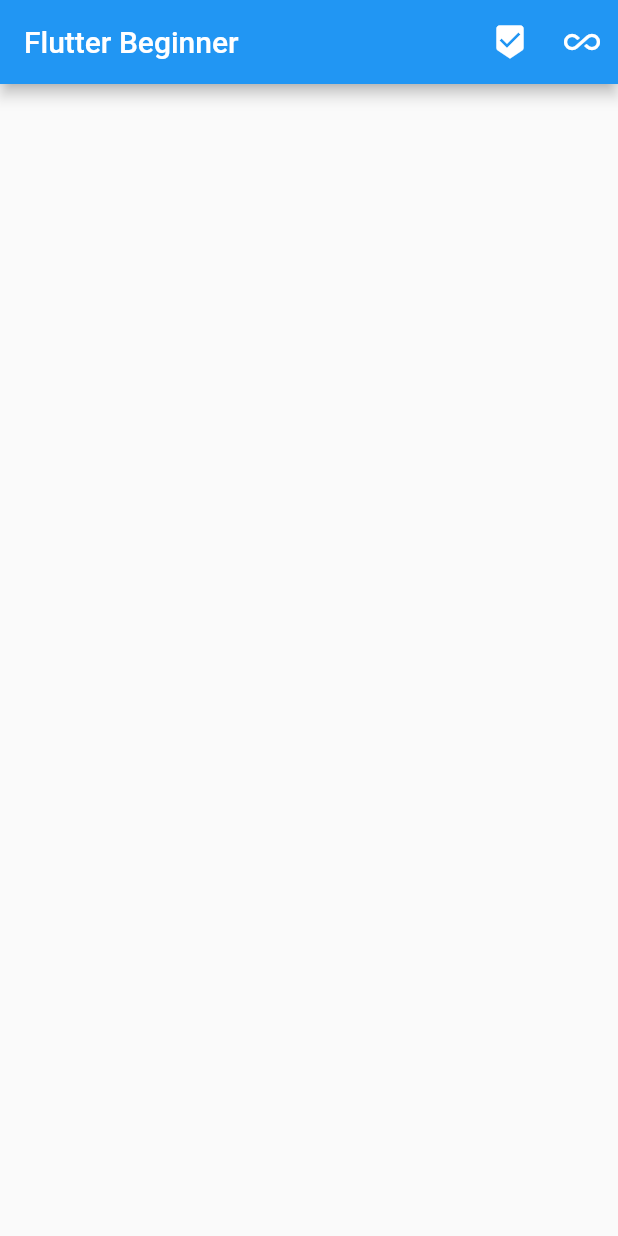
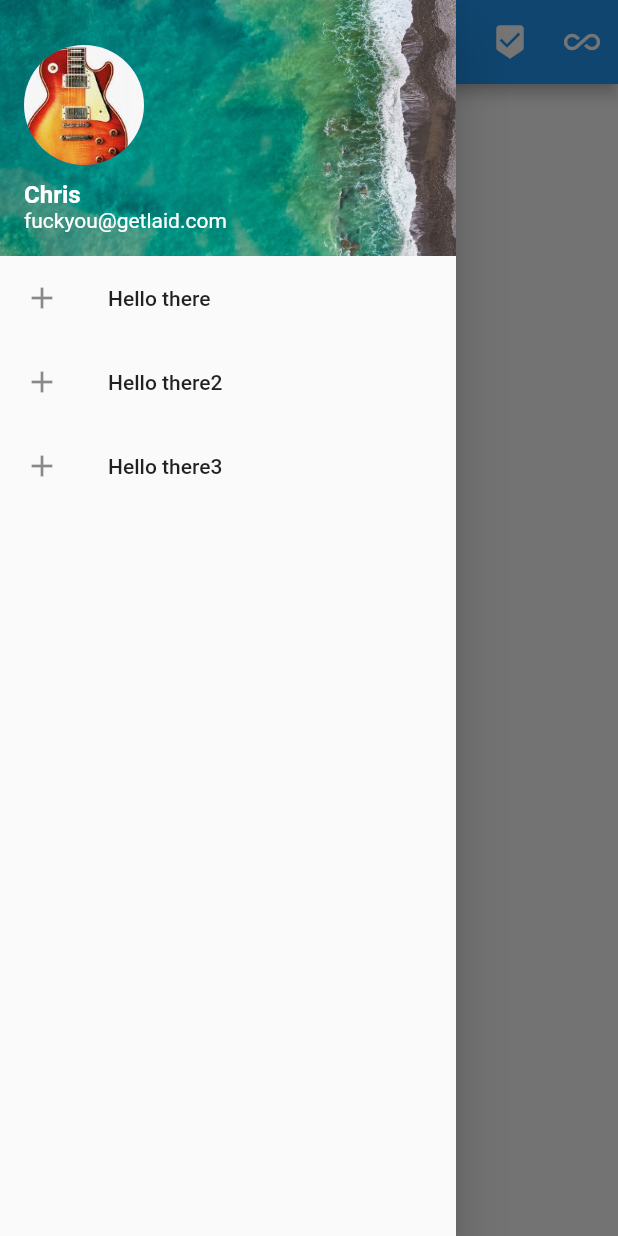
Before and after one commit to kongaman/flutter-beginnersCourse, a Flutter app: the screen it shows after launch, with the side drawer open (before the commit the screen has no drawer), on a phone screen of 412 x 824 dp. Run offline on Flutter 3.47's test engine with Material 2 defaults, Android fonts, the phone set to English and light mode, and no system bars.

```diff
--- a/lib/main.dart
+++ b/lib/main.dart
@@ -34,6 +34,65 @@ class _MyStatefulWidgetState extends State<MyStatefulWidget> {
           ),
         ],
       ),
+      drawer: Drawer(
+        child: Column(
+          children: <Widget>[
+            Stack(
+              children: <Widget>[
+                Image(
+                  image: AssetImage("images/bg.jpg")),
+                Padding(
+                  padding: EdgeInsets.only(top: 30.0, left: 16.0),
+                  child: CircleAvatar(
+                    radius: 40.0,
+                    backgroundImage: AssetImage("images/i.jpg"),
+                  ),
+                ),
+                Padding(
+                  padding: EdgeInsets.only(top: 120.0, left: 16.0),
+                  child: Column(
+                    crossAxisAlignment: CrossAxisAlignment.start,
+                    children: <Widget>[
+                      Text("Chris", style: TextStyle(
+                        fontWeight: FontWeight.bold,
+                        fontSize: 16.0,
+                        color: Colors.white)),
+                      Text("fuckyou@getlaid.com", style: TextStyle(color: Colors.white)),
+                    ],
+                  ),
+                )
+              ],
+            ),
+            ListView(
+              shrinkWrap: true,
+              children: <Widget>[
+                ListTile(
+                  leading: Icon(Icons.add),
+                  title: Text("Hello there"),
+                  onTap: () {
+                    print("tap");
+                  },
+                ),
+                ListTile(
+                  leading: Icon(Icons.add),
+                  title: Text("Hello there2"),
+                  onTap: () {
+                    print("tap");
+                  },
+                ),
+                ListTile(
+                  leading: Icon(Icons.add),
+                  title: Text("Hello there3"),
+                  onTap: () {
+                    print("tap");
+                  },
+                ),
+              ],
+
+            )
+          ],
+        ),
+      ),
     );
   }
 }
--- a/pubspec.yaml
+++ b/pubspec.yaml
@@ -39,6 +39,10 @@ flutter:
   # To add assets to your application, add an assets section, like this:
   assets:
     - images/neutron.jpg
+    - images/bg.jpg
+    - images/i.jpg
+
+
   #  - images/a_dot_ham.jpeg
 
   # An image asset can refer to one or more resolution-specific "variants", see
```
Also changed, not shown: images/bg.jpg (added), images/i.jpg (added), images/neutron.jpg (added), 1 other file.
